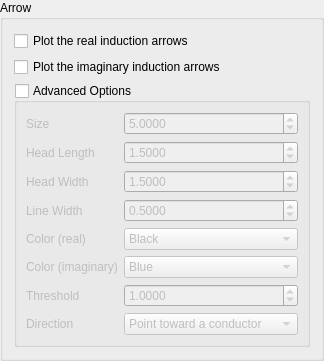
Before: the Qt Designer form mtpy/gui/SmartMT/ui_asset/groupbox_arrow.ui in MTgeophysics/mtpy, drawn with Qt 5.
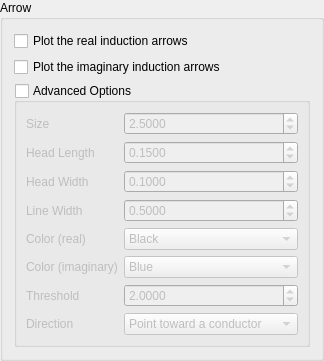
After: the same form once the commit is applied.

Diff of the .ui file:
```diff
--- a/mtpy/gui/SmartMT/ui_asset/groupbox_arrow.ui
+++ b/mtpy/gui/SmartMT/ui_asset/groupbox_arrow.ui
@@ -83,7 +83,7 @@
          <double>0.100000000000000</double>
         </property>
         <property name="value">
-         <double>5.000000000000000</double>
+         <double>2.500000000000000</double>
         </property>
        </widget>
       </item>
@@ -112,7 +112,7 @@
          <double>0.100000000000000</double>
         </property>
         <property name="value">
-         <double>1.500000000000000</double>
+         <double>0.150000000000000</double>
         </property>
        </widget>
       </item>
@@ -141,7 +141,7 @@
          <double>0.100000000000000</double>
         </property>
         <property name="value">
-         <double>1.500000000000000</double>
+         <double>0.100000000000000</double>
         </property>
        </widget>
       </item>
@@ -304,7 +304,7 @@
          <double>0.100000000000000</double>
         </property>
         <property name="value">
-         <double>1.000000000000000</double>
+         <double>2.000000000000000</double>
         </property>
        </widget>
       </item>
```
Lines whose indentation alone changed are shown as unchanged.
